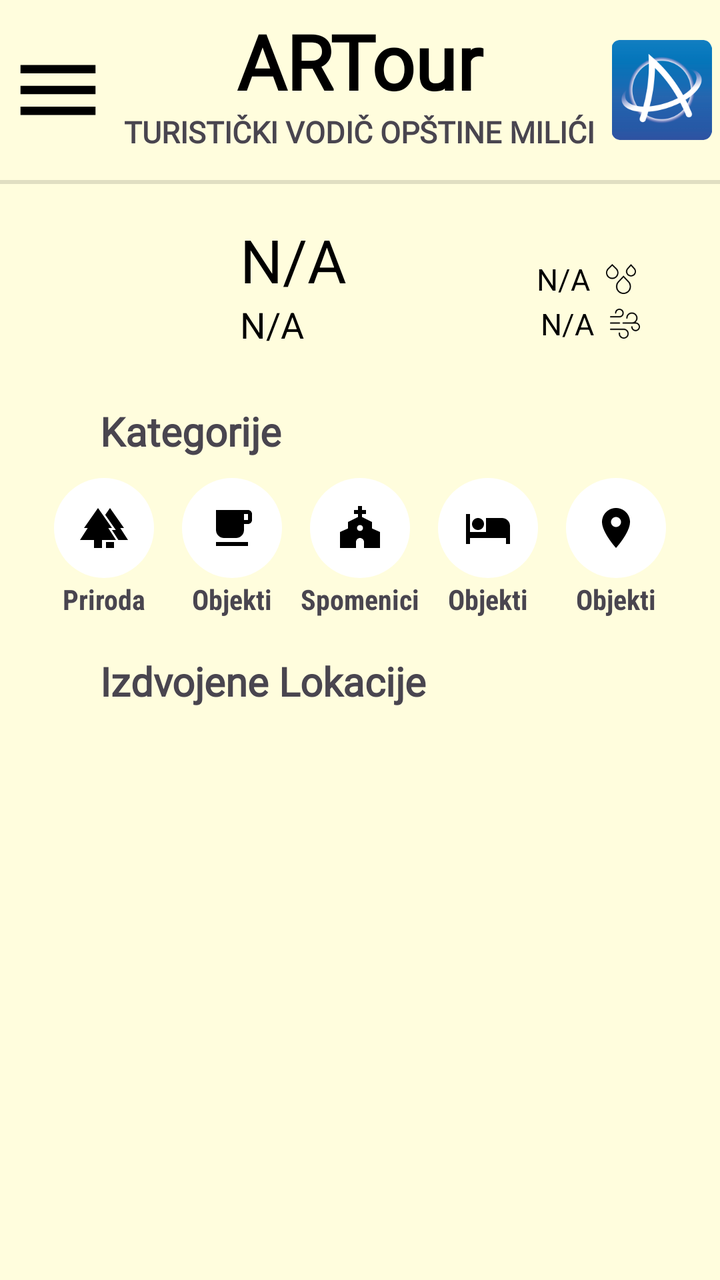
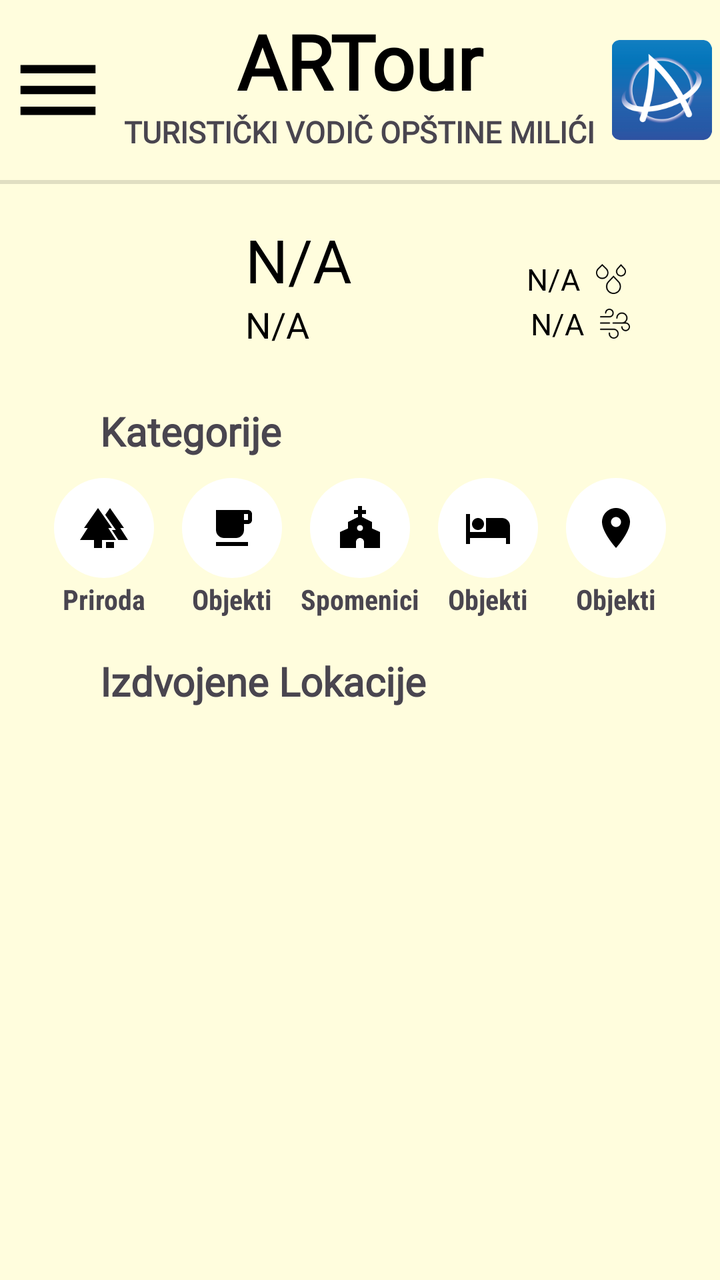

The first picture is an Android layout as it rendered before a commit; the second is the same layout after the commit. The layout source and the unified diff follow.
<!-- AndroidManifest.xml: application theme Theme.ARTour -->
<!-- res/layout/fragment_pocetna.xml -->
<?xml version="1.0" encoding="utf-8"?>
<androidx.coordinatorlayout.widget.CoordinatorLayout xmlns:android="http://schemas.android.com/apk/res/android"
    xmlns:app="http://schemas.android.com/apk/res-auto"
    xmlns:tools="http://schemas.android.com/tools"
    android:layout_width="match_parent"
    android:layout_height="match_parent"
    android:background="@color/pozadina"
    android:elevation="0dp"
    tools:context=".PocetnaFragment">


    <LinearLayout
        android:id="@+id/linearLayout"
        android:layout_width="match_parent"
        android:layout_height="match_parent"
        android:layout_marginBottom="120dp"
        android:orientation="vertical">

        <androidx.cardview.widget.CardView
            android:layout_width="match_parent"
            android:layout_height="90dp"
            android:visibility="visible"
            app:cardBackgroundColor="#00000000"
            app:cardElevation="0dp"
            app:cardMaxElevation="0dp">

            <LinearLayout
                android:layout_width="match_parent"
                android:layout_height="match_parent"
                android:layout_gravity="center_horizontal"
                android:elevation="8dp"
                android:orientation="horizontal"
                android:visibility="visible">

                <ImageView
                    android:id="@+id/menu"
                    android:layout_width="50dp"
                    android:layout_height="50dp"
                    android:layout_gravity="center"
                    android:layout_weight="1"
                    app:srcCompat="@drawable/baseline_menu_24" />

                <LinearLayout
                    android:layout_width="wrap_content"
                    android:layout_height="match_parent"
                    android:layout_gravity="center"
                    android:layout_marginVertical="5dp"
                    android:layout_weight="1"
                    android:orientation="vertical">

                    <TextView
                        android:id="@+id/glavniNaslov"
                        android:layout_width="match_parent"
                        android:layout_height="wrap_content"
                        android:fontFamily="@font/carossoftbold"
                        android:text="ARTour"
                        android:textAlignment="center"
                        android:textColor="@color/black"
                        android:textSize="38dp"
                        android:textStyle="bold" />

                    <TextView
                        android:id="@+id/naslov"
                        android:layout_width="wrap_content"
                        android:layout_height="wrap_content"
                        android:layout_gravity="center|top"
                        android:fontFamily="@font/carossoftbold"
                        android:text="TURISTIČKI VODIČ OPŠTINE MILIĆI"
                        android:textSize="15dp"
                        android:textStyle="bold" />
                </LinearLayout>

                <ImageView
                    android:id="@+id/ikonica"
                    android:layout_width="50dp"
                    android:layout_height="50dp"
                    android:layout_gravity="center"
                    android:layout_weight="1"
                    android:src="@drawable/minilogo" />

            </LinearLayout>

        </androidx.cardview.widget.CardView>

        <View
            android:id="@+id/divider"
            android:layout_width="match_parent"
            android:layout_height="2dp"
            android:background="?android:attr/listDivider" />

        <androidx.cardview.widget.CardView
            android:layout_width="match_parent"
            android:layout_height="wrap_content"

            android:layout_marginHorizontal="20dp"
            android:layout_marginVertical="10dp"
            android:foregroundGravity="center"
            app:cardBackgroundColor="#00FFFFFF"
            app:cardElevation="0dp"
            app:cardMaxElevation="0dp">

            <LinearLayout
                android:layout_width="match_parent"
                android:layout_height="wrap_content"
                android:orientation="horizontal">

                <LinearLayout
                    android:layout_width="80dp"
                    android:layout_height="wrap_content"
                    android:layout_gravity="center"
                    android:orientation="vertical">

                    <ImageView
                        android:id="@+id/weatherIconImageView"
                        android:layout_width="80dp"
                        android:layout_height="80dp"
                        android:layout_below="@id/windSpeedTextView"
                        android:layout_gravity="center"/>
                </LinearLayout>

                <LinearLayout
                    android:layout_width="100dp"
                    android:layout_height="wrap_content"
                    android:layout_gravity="center"
                    android:layout_marginHorizontal="20dp"
                    android:layout_weight="1"
                    android:orientation="vertical">

                    <TextView
                        android:id="@+id/temperatureTextView"
                        android:layout_width="match_parent"
                        android:layout_height="wrap_content"
                        android:layout_gravity="center_horizontal"
                        android:text="N/A"
                        android:textColor="@color/black"
                        android:textSize="30sp" />

                    <TextView
                        android:id="@+id/weatherInfoTextView"
                        android:layout_width="match_parent"
                        android:layout_height="wrap_content"
                        android:layout_below="@id/humidityTextView"
                        android:layout_gravity="center_horizontal"
                        android:text="N/A"
                        android:textColor="@color/black"
                        android:textSize="18sp" />

                </LinearLayout>

                <LinearLayout
                    android:layout_width="wrap_content"
                    android:layout_height="60dp"
                    android:layout_gravity="center|right"
                    android:layout_marginRight="10dp"
                    android:layout_weight="1"
                    android:gravity="bottom|right"
                    android:orientation="vertical">

                    <LinearLayout
                        android:layout_width="wrap_content"
                        android:layout_height="wrap_content"
                        android:layout_gravity="right"
                        android:layout_marginRight="10dp"
                        android:gravity="center|center_horizontal|center_vertical"
                        android:orientation="horizontal"
                        android:padding="2dp">

                        <TextView
                            android:id="@+id/humidityTextView"
                            android:layout_width="wrap_content"
                            android:layout_height="wrap_content"
                            android:layout_below="@id/temperatureTextView"
                            android:layout_gravity="left"
                            android:gravity="left"
                            android:text="N/A"
                            android:textColor="@color/black"
                            android:textSize="15sp" />

                        <ImageView
                            android:id="@+id/vlaga"
                            android:layout_width="15dp"
                            android:layout_height="15dp"
                            android:layout_gravity="center|right"
                            android:layout_marginLeft="8dp"
                            android:src="@drawable/raindrops" />
                    </LinearLayout>

                    <LinearLayout
                        android:layout_width="wrap_content"
                        android:layout_height="wrap_content"
                        android:layout_gravity="right"
                        android:layout_marginRight="10dp"
                        android:gravity="center|center_horizontal|center_vertical"
                        android:orientation="horizontal">

                        <TextView
                            android:id="@+id/windSpeedTextView"
                            android:layout_width="wrap_content"
                            android:layout_height="wrap_content"
                            android:layout_below="@id/weatherInfoTextView"
                            android:layout_gravity="left"
                            android:gravity="left"
                            android:text="N/A"
                            android:textColor="@color/black"
                            android:textSize="15sp" />

                        <ImageView
                            android:id="@+id/vjetar"
                            android:layout_width="15dp"
                            android:layout_height="15dp"
                            android:layout_gravity="center|right"
                            android:layout_marginLeft="8dp"
                            android:src="@drawable/wind" />
                    </LinearLayout>

                </LinearLayout>


            </LinearLayout>

        </androidx.cardview.widget.CardView>

        <androidx.cardview.widget.CardView
            android:layout_width="match_parent"
            android:layout_height="120dp"
            android:layout_marginBottom="15dp"
            app:cardBackgroundColor="#00000000"
            app:cardElevation="0dp"
            app:cardMaxElevation="0dp">

            <LinearLayout
                android:layout_width="match_parent"
                android:layout_height="match_parent"
                android:orientation="vertical">

                <TextView
                    android:id="@+id/kategorije"
                    android:layout_width="wrap_content"
                    android:layout_height="wrap_content"
                    android:layout_marginHorizontal="50dp"
                    android:layout_marginVertical="10dp"
                    android:fontFamily="@font/carossoftbold"
                    android:text="Kategorije"
                    android:textSize="20sp"
                    android:textStyle="bold" />

                <LinearLayout
                    android:layout_width="match_parent"
                    android:layout_height="70dp"
                    android:layout_marginHorizontal="20dp"
                    android:clipToPadding="false"
                    android:orientation="horizontal">

                    <FrameLayout
                        android:id="@+id/frame1"
                        android:layout_width="60dp"
                        android:layout_height="match_parent"
                        android:layout_weight="1"
                        android:translationX="0dp"
                        android:translationY="0dp">

                        <ImageButton
                            android:id="@+id/dugme1"
                            android:layout_width="50dp"
                            android:layout_height="50dp"
                            android:layout_gravity="center|top"
                            android:background="@drawable/round_btn"
                            android:scaleType="centerInside"
                            android:src="@drawable/baseline_forest_24"
                            app:layout_anchor="@id/frame_layout"
                            app:layout_anchorGravity="center|center_horizontal|center_vertical" />

                        <TextView
                            android:id="@+id/tekst1"
                            android:layout_width="match_parent"
                            android:layout_height="match_parent"
                            android:layout_gravity="center"
                            android:fontFamily="sans-serif-condensed"
                            android:gravity="bottom|center"
                            android:text="Priroda"
                            android:textStyle="bold"
                            app:layout_anchor="@+id/frame1"
                            app:layout_anchorGravity="center|center_horizontal|center_vertical" />

                    </FrameLayout>

                    <FrameLayout
                        android:id="@+id/frame2"
                        android:layout_width="60dp"
                        android:layout_height="match_parent"
                        android:layout_weight="1"
                        android:translationX="0dp"
                        android:translationY="0dp">

                        <ImageButton
                            android:id="@+id/dugme2"
                            android:layout_width="50dp"
                            android:layout_height="50dp"
                            android:layout_gravity="center|top"
                            android:background="@drawable/round_btn"
                            android:scaleType="centerInside"
                            android:src="@drawable/baseline_local_cafe_24"
                            app:layout_anchor="@id/frame_layout"
                            app:layout_anchorGravity="center|center_horizontal|center_vertical" />

                        <TextView
                            android:id="@+id/tekst2"
                            android:layout_width="match_parent"
                            android:layout_height="match_parent"
                            android:layout_gravity="center"
                            android:fontFamily="sans-serif-condensed"
                            android:gravity="bottom|center"
                            android:text="Objekti"
                            android:textStyle="bold"
                            app:layout_anchor="@+id/frame1"
                            app:layout_anchorGravity="center|center_horizontal|center_vertical" />

                    </FrameLayout>

                    <FrameLayout
                        android:id="@+id/frame3"
                        android:layout_width="60dp"
                        android:layout_height="match_parent"
                        android:layout_weight="1"
                        android:translationX="0dp"
                        android:translationY="0dp">

                        <ImageButton
                            android:id="@+id/dugme3"
                            android:layout_width="50dp"
                            android:layout_height="50dp"
                            android:layout_gravity="center|top"
                            android:background="@drawable/round_btn"
                            android:scaleType="centerInside"
                            android:src="@drawable/baseline_church_24"
                            app:layout_anchor="@id/frame_layout"
                            app:layout_anchorGravity="center|center_horizontal|center_vertical" />

                        <TextView
                            android:id="@+id/tekst3"
                            android:layout_width="match_parent"
                            android:layout_height="match_parent"
                            android:fontFamily="sans-serif-condensed"
                            android:gravity="bottom|center"
                            android:text="Spomenici"
                            android:textStyle="bold"
                            app:layout_anchor="@+id/frame1"
                            app:layout_anchorGravity="bottom|center" />
                    </FrameLayout>

                    <FrameLayout
                        android:id="@+id/frame4"
                        android:layout_width="60dp"
                        android:layout_height="match_parent"
                        android:layout_weight="1"
                        android:translationX="0dp"
                        android:translationY="0dp">

                        <ImageButton
                            android:id="@+id/dugme4"
                            android:layout_width="50dp"
                            android:layout_height="50dp"
                            android:layout_gravity="center|top"
                            android:background="@drawable/round_btn"
                            android:scaleType="centerInside"
                            android:src="@drawable/baseline_hotel_24"
                            app:layout_anchor="@id/frame_layout"
                            app:layout_anchorGravity="center|top" />

                        <TextView
                            android:id="@+id/tekst4"
                            android:layout_width="match_parent"
                            android:layout_height="match_parent"
                            android:fontFamily="sans-serif-condensed"
                            android:gravity="bottom|center"
                            android:text="Objekti"
                            android:textStyle="bold"
                            app:layout_anchor="@+id/frame1"
                            app:layout_anchorGravity="bottom|center" />
                    </FrameLayout>

                    <FrameLayout
                        android:id="@+id/frame5"
                        android:layout_width="60dp"
                        android:layout_height="match_parent"
                        android:layout_weight="1"
                        android:translationX="0dp"
                        android:translationY="0dp">

                        <ImageButton
                            android:id="@+id/dugme5"
                            android:layout_width="50dp"
                            android:layout_height="50dp"
                            android:layout_gravity="center|top"
                            android:background="@drawable/round_btn"
                            android:scaleType="centerInside"
                            android:src="@drawable/baseline_place_24"
                            app:layout_anchor="@id/frame_layout"
                            app:layout_anchorGravity="center|top" />

                        <TextView
                            android:id="@+id/tekst5"
                            android:layout_width="match_parent"
                            android:layout_height="match_parent"
                            android:fontFamily="sans-serif-condensed"
                            android:gravity="bottom|center"
                            android:text="Objekti"
                            android:textStyle="bold"
                            app:layout_anchor="@+id/frame1"
                            app:layout_anchorGravity="bottom|center" />
                    </FrameLayout>
                </LinearLayout>
            </LinearLayout>

        </androidx.cardview.widget.CardView>

        <androidx.cardview.widget.CardView
            android:layout_width="match_parent"
            android:layout_height="match_parent"
            android:outlineAmbientShadowColor="#100F0F"
            app:cardBackgroundColor="#00000000"
            app:cardElevation="0dp"
            app:cardMaxElevation="0dp">

            <LinearLayout
                android:layout_width="match_parent"
                android:layout_height="match_parent"
                android:orientation="vertical">

                <TextView
                    android:id="@+id/kartice"
                    android:layout_width="wrap_content"
                    android:layout_height="wrap_content"
                    android:layout_marginHorizontal="50dp"
                    android:layout_marginBottom="10dp"
                    android:fontFamily="@font/carossoftbold"
                    android:text="Izdvojene Lokacije"
                    android:textSize="20dp"
                    android:textStyle="bold" />

                    <androidx.viewpager2.widget.ViewPager2
                        android:id="@+id/viewPager"
                        android:layout_width="match_parent"
                        android:layout_height="match_parent"
                        app:layout_anchor="@+id/frame_layout"
                        android:orientation="horizontal"/>
            </LinearLayout>

        </androidx.cardview.widget.CardView>

    </LinearLayout>

    <FrameLayout
        android:id="@+id/frame_layout"
        android:layout_width="match_parent"
        android:layout_height="match_parent" />


    <com.google.android.material.bottomappbar.BottomAppBar
        android:id="@+id/bottomAppBar"
        android:layout_width="match_parent"
        android:layout_height="wrap_content"
        android:layout_gravity="bottom"
        android:background="@android:color/white"
        android:visibility="invisible"
        app:fabCradleMargin="10dp"
        app:fabCradleRoundedCornerRadius="50dp">

    </com.google.android.material.bottomappbar.BottomAppBar>

    <com.google.android.material.bottomnavigation.BottomNavigationView
        android:id="@+id/bottomNavigationView"
        android:layout_width="wrap_content"
        android:layout_height="wrap_content"
        android:layout_gravity="bottom|center_vertical"
        android:layout_marginHorizontal="40dp"
        android:background="@color/white"
        android:visibility="invisible"
        app:labelVisibilityMode="labeled"
        app:menu="@menu/bottom_menu" />

</androidx.coordinatorlayout.widget.CoordinatorLayout>
<!-- resources referenced by this layout -->
<resources>
  <color name="black">#FF000000</color>
  <color name="pozadina">#fffddd</color>
  <color name="white">#FFFFFFFF</color>
  <!-- drawable baseline_church_24 (drawable) -->
  <vector android:height="24dp" android:tint="#000000"
      android:viewportHeight="24" android:viewportWidth="24"
      android:width="24dp" xmlns:android="http://schemas.android.com/apk/res/android">
      <path android:fillColor="@android:color/white" android:pathData="M18,12.22V9l-5,-2.5V5h2V3h-2V1h-2v2H9v2h2v1.5L6,9v3.22L2,14v8h8v-3c0,-1.1 0.9,-2 2,-2s2,0.9 2,2v3h8v-8L18,12.22zM12,13.5c-0.83,0 -1.5,-0.67 -1.5,-1.5s0.67,-1.5 1.5,-1.5s1.5,0.67 1.5,1.5S12.83,13.5 12,13.5z"/>
  </vector>
  <!-- drawable baseline_forest_24 (drawable) -->
  <vector android:height="24dp" android:tint="#000000"
      android:viewportHeight="24" android:viewportWidth="24"
      android:width="24dp" xmlns:android="http://schemas.android.com/apk/res/android">
      <path android:fillColor="@android:color/white" android:pathData="M16,12l-7,-10l-7,10l1.86,0l-3.86,6l7,0l0,4l4,0l0,-4l7,0l-3.86,-6z"/>
      <path android:fillColor="@android:color/white" android:pathData="M20.14,12l1.86,0l-7,-10l-2.39,3.41l5.31,7.59l-1.92,0l-0.03,0l3.22,5l4.81,0z"/>
      <path android:fillColor="@android:color/white" android:pathData="M13,19h4v3h-4z"/>
  </vector>
  <!-- drawable baseline_hotel_24 (drawable) -->
  <vector android:height="24dp" android:tint="#000000"
      android:viewportHeight="24" android:viewportWidth="24"
      android:width="24dp" xmlns:android="http://schemas.android.com/apk/res/android">
      <path android:fillColor="@android:color/white" android:pathData="M7,13c1.66,0 3,-1.34 3,-3S8.66,7 7,7s-3,1.34 -3,3 1.34,3 3,3zM19,7h-8v7L3,14L3,5L1,5v15h2v-3h18v3h2v-9c0,-2.21 -1.79,-4 -4,-4z"/>
  </vector>
  <!-- drawable baseline_local_cafe_24 (drawable) -->
  <vector android:height="24dp" android:tint="#000000"
      android:viewportHeight="24" android:viewportWidth="24"
      android:width="24dp" xmlns:android="http://schemas.android.com/apk/res/android">
      <path android:fillColor="@android:color/white" android:pathData="M20,3L4,3v10c0,2.21 1.79,4 4,4h6c2.21,0 4,-1.79 4,-4v-3h2c1.11,0 2,-0.9 2,-2L22,5c0,-1.11 -0.89,-2 -2,-2zM20,8h-2L18,5h2v3zM4,19h16v2L4,21z"/>
  </vector>
  <!-- drawable baseline_menu_24 (drawable) -->
  <vector android:height="24dp" android:tint="#000000"
      android:viewportHeight="24" android:viewportWidth="24"
      android:width="24dp" xmlns:android="http://schemas.android.com/apk/res/android">
      <path android:fillColor="@android:color/white" android:pathData="M3,18h18v-2L3,16v2zM3,13h18v-2L3,11v2zM3,6v2h18L21,6L3,6z"/>
  </vector>
  <!-- drawable baseline_place_24 (drawable) -->
  <vector android:height="24dp" android:tint="#000000"
      android:viewportHeight="24" android:viewportWidth="24"
      android:width="24dp" xmlns:android="http://schemas.android.com/apk/res/android">
      <path android:fillColor="@android:color/white" android:pathData="M12,2C8.13,2 5,5.13 5,9c0,5.25 7,13 7,13s7,-7.75 7,-13c0,-3.87 -3.13,-7 -7,-7zM12,11.5c-1.38,0 -2.5,-1.12 -2.5,-2.5s1.12,-2.5 2.5,-2.5 2.5,1.12 2.5,2.5 -1.12,2.5 -2.5,2.5z"/>
  </vector>
  <!-- drawable minilogo: png bitmap (drawable, 16555 bytes) -->
  <!-- drawable raindrops: png bitmap (drawable, 1776 bytes) -->
  <!-- drawable round_btn (drawable) -->
  <?xml version="1.0" encoding="utf-8"?>
  <shape xmlns:android="http://schemas.android.com/apk/res/android">
      <corners android:radius="1000dp" />
      <solid android:color="@color/white"/>
  </shape>
  <!-- drawable wind: png bitmap (drawable, 1515 bytes) -->
  <style name="Theme.ARTour" parent="Base.Theme.ARTour" />
  <style name="Base.Theme.ARTour" parent="Theme.Material3.DayNight.NoActionBar">
          
          
          <item name="android:statusBarColor" tools:targetApi="1">@color/pozadina</item>
          <item name="android:navigationBarColor">@color/pozadina</item>
      </style>
</resources>

<!-- the commit's change to res/layout/fragment_pocetna.xml (unified diff, before → after) -->
@@ -105,25 +105,27 @@
                 android:orientation="horizontal">
 
                 <LinearLayout
-                    android:layout_width="80dp"
+                    android:layout_width="wrap_content"
+                    android:layout_height="80dp"
+                    android:layout_gravity="center"
+                    android:layout_weight="1"
+                    android:gravity="center"
+                    android:orientation="vertical">
+
+                    <ImageView
+                        android:id="@+id/weatherIconImageView"
+                        android:layout_width="60dp"
+                        android:layout_height="60dp"
+                        android:layout_below="@id/windSpeedTextView"
+                        android:layout_gravity="center|center_horizontal|center_vertical" />
+                </LinearLayout>
+
+                <LinearLayout
+                    android:layout_width="wrap_content"
                     android:layout_height="wrap_content"
                     android:layout_gravity="center"
-                    android:orientation="vertical">
-
-                    <ImageView
-                        android:id="@+id/weatherIconImageView"
-                        android:layout_width="80dp"
-                        android:layout_height="80dp"
-                        android:layout_below="@id/windSpeedTextView"
-                        android:layout_gravity="center"/>
-                </LinearLayout>
-
-                <LinearLayout
-                    android:layout_width="100dp"
-                    android:layout_height="wrap_content"
-                    android:layout_gravity="center"
-                    android:layout_marginHorizontal="20dp"
-                    android:layout_weight="1"
+                    android:layout_weight="1"
+                    android:gravity="center"
                     android:orientation="vertical">
 
                     <TextView
@@ -131,6 +133,7 @@
                         android:layout_width="match_parent"
                         android:layout_height="wrap_content"
                         android:layout_gravity="center_horizontal"
+                        android:autoSizeTextType="uniform"
                         android:text="N/A"
                         android:textColor="@color/black"
                         android:textSize="30sp" />
@@ -141,6 +144,7 @@
                         android:layout_height="wrap_content"
                         android:layout_below="@id/humidityTextView"
                         android:layout_gravity="center_horizontal"
+                        android:autoSizeTextType="uniform"
                         android:text="N/A"
                         android:textColor="@color/black"
                         android:textSize="18sp" />
@@ -160,7 +164,7 @@
                         android:layout_width="wrap_content"
                         android:layout_height="wrap_content"
                         android:layout_gravity="right"
-                        android:layout_marginRight="10dp"
+                        android:layout_marginRight="15dp"
                         android:gravity="center|center_horizontal|center_vertical"
                         android:orientation="horizontal"
                         android:padding="2dp">
@@ -171,6 +175,8 @@
                             android:layout_height="wrap_content"
                             android:layout_below="@id/temperatureTextView"
                             android:layout_gravity="left"
+                            android:autoSizeMaxTextSize="15sp"
+                            android:autoSizeTextType="uniform"
                             android:gravity="left"
                             android:text="N/A"
                             android:textColor="@color/black"
@@ -189,7 +195,7 @@
                         android:layout_width="wrap_content"
                         android:layout_height="wrap_content"
                         android:layout_gravity="right"
-                        android:layout_marginRight="10dp"
+                        android:layout_marginRight="15dp"
                         android:gravity="center|center_horizontal|center_vertical"
                         android:orientation="horizontal">
 
@@ -199,6 +205,7 @@
                             android:layout_height="wrap_content"
                             android:layout_below="@id/weatherInfoTextView"
                             android:layout_gravity="left"
+                            android:autoSizeTextType="uniform"
                             android:gravity="left"
                             android:text="N/A"
                             android:textColor="@color/black"
